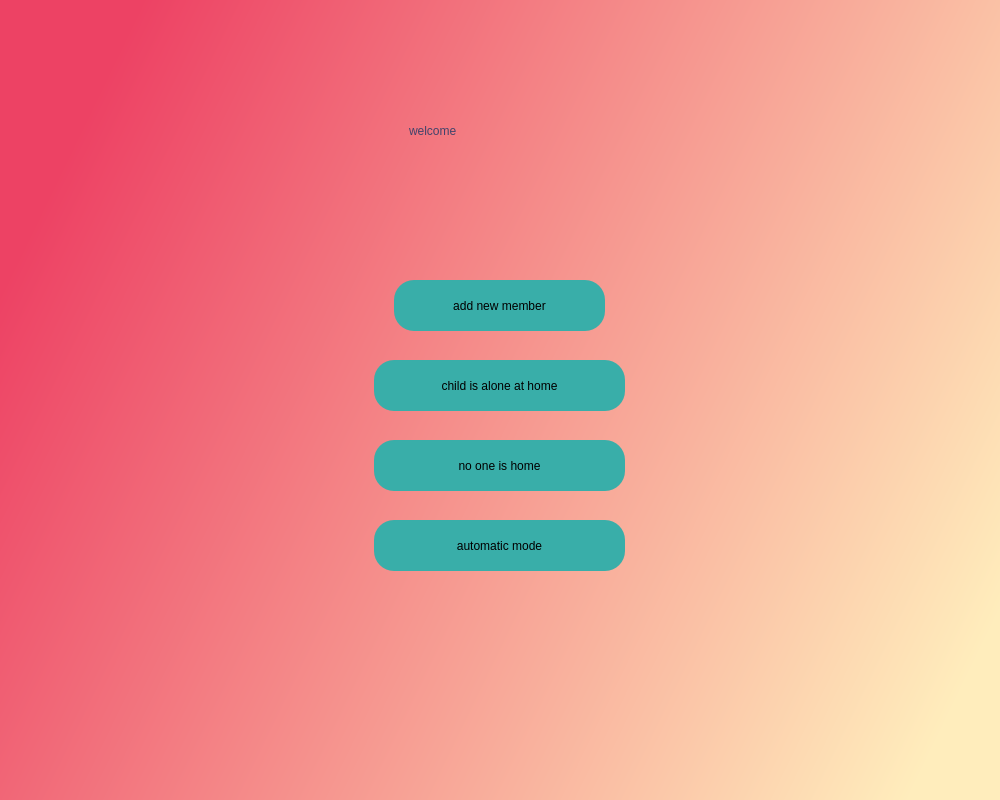
Qt form welcomeScreen.ui (HamedSY/AI-Video-entry-phone) before a commit.
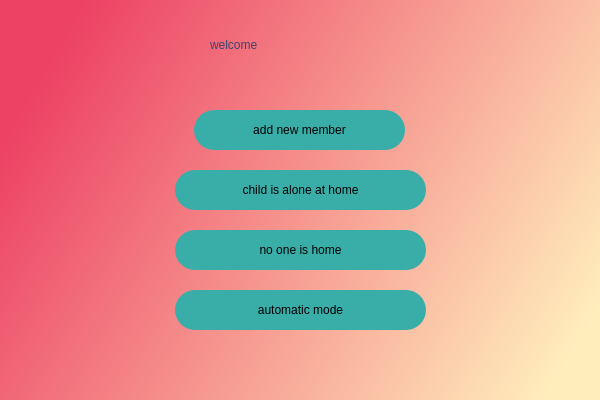
The same form after that commit.

The edit to the form file:
```diff
--- a/welcomeScreen.ui
+++ b/welcomeScreen.ui
@@ -6,8 +6,8 @@
    <rect>
     <x>0</x>
     <y>0</y>
-    <width>1000</width>
-    <height>800</height>
+    <width>600</width>
+    <height>400</height>
    </rect>
   </property>
   <property name="windowTitle">
@@ -21,10 +21,10 @@
   <widget class="QLabel" name="label">
    <property name="geometry">
     <rect>
-     <x>409</x>
-     <y>80</y>
+     <x>210</x>
+     <y>20</y>
      <width>181</width>
-     <height>101</height>
+     <height>50</height>
     </rect>
    </property>
    <property name="styleSheet">
@@ -38,10 +38,10 @@
   <widget class="QPushButton" name="mode_1">
    <property name="geometry">
     <rect>
-     <x>374</x>
-     <y>360</y>
+     <x>175</x>
+     <y>170</y>
      <width>251</width>
-     <height>51</height>
+     <height>40</height>
     </rect>
    </property>
    <property name="styleSheet">
@@ -56,10 +56,10 @@
   <widget class="QPushButton" name="member">
    <property name="geometry">
     <rect>
-     <x>394</x>
-     <y>280</y>
+     <x>194</x>
+     <y>110</y>
      <width>211</width>
-     <height>51</height>
+     <height>40</height>
     </rect>
    </property>
    <property name="styleSheet">
@@ -74,10 +74,10 @@
   <widget class="QPushButton" name="mode_2">
    <property name="geometry">
     <rect>
-     <x>374</x>
-     <y>440</y>
+     <x>175</x>
+     <y>230</y>
      <width>251</width>
-     <height>51</height>
+     <height>40</height>
     </rect>
    </property>
    <property name="styleSheet">
@@ -92,10 +92,10 @@
   <widget class="QPushButton" name="mode_3">
    <property name="geometry">
     <rect>
-     <x>374</x>
-     <y>520</y>
+     <x>175</x>
+     <y>290</y>
      <width>251</width>
-     <height>51</height>
+     <height>40</height>
     </rect>
    </property>
    <property name="styleSheet">
```
